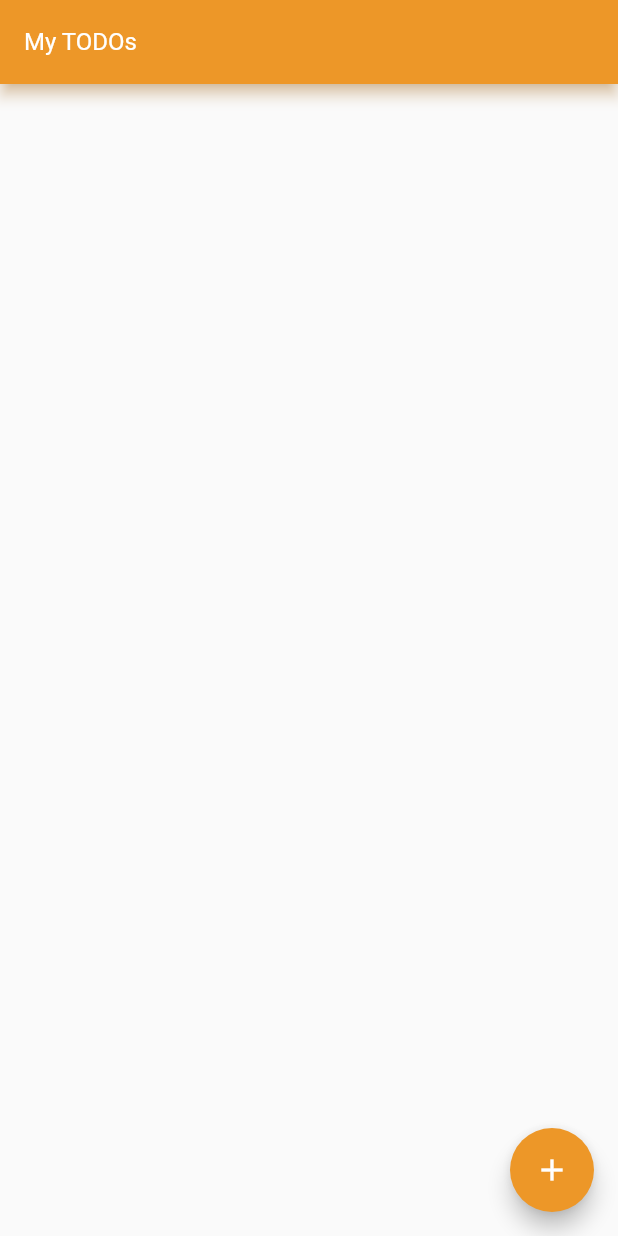
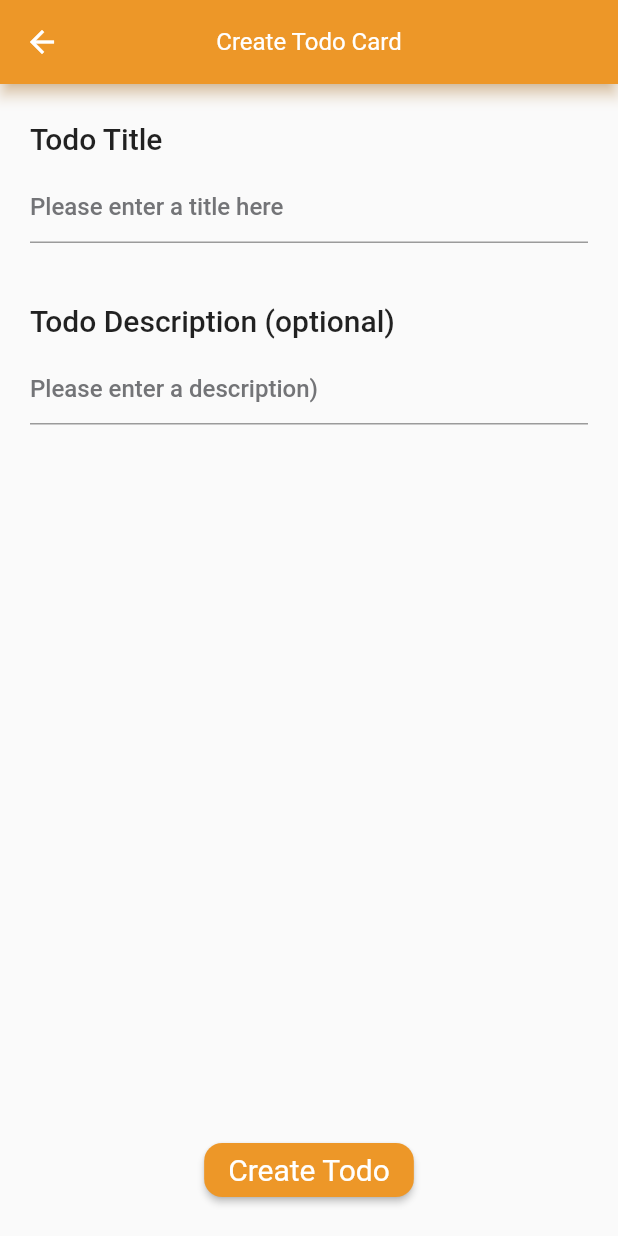
Before and after one commit to dilumdesilva/CLEAN-architecture-demo, a Flutter app: the screen it shows after launch, after a tap on the "add" icon, on a phone screen of 412 x 824 dp. Run offline on Flutter 3.47's test engine with Material 2 defaults, Android fonts, the phone set to English and light mode, and no system bars; our stand-ins replace either_dart, equatable, firebase_core, firebase_database, flutter_bloc, fluttertoast and 2 more; accounts and stored records are empty; generated files the repository leaves out were written again; Roboto replaces fonts that are missing (Montserrat).

Commit message:
Feat: create todo cards (#23)
* feat: create todo cards with hardcoded strings + styles

* chore: remove string

---------

Co-authored-by: Dilum De Silva <dilum@hectre.com>

```diff
--- a/lib/l10n/app_en.arb
+++ b/lib/l10n/app_en.arb
@@ -8,5 +8,7 @@
     "confirm": "Confirm",
     "cancelText": "Cancel",
     "yesText": "Yes",
-    "areYouSureYouWantToDeleteThisTodo": "Are you sure you want to delete this todo?"
+    "areYouSureYouWantToDeleteThisTodo": "Are you sure you want to delete this todo?",
+    "noTodosFoundCreateYourFirstTodo": "No todos found create your first TODO",
+    "somethingWentWrongPleaseTryAgain": "Something went wrong please try again"
 }
--- a/lib/l10n/app_es.arb
+++ b/lib/l10n/app_es.arb
@@ -8,5 +8,7 @@
     "confirm": "Confirm",
     "cancelText": "Cancel",
     "yesText": "Yes",
-    "areYouSureYouWantToDeleteThisTodo": "Are you sure you want to delete this todo?"
+    "areYouSureYouWantToDeleteThisTodo": "Are you sure you want to delete this todo?",
+     "noTodosFoundCreateYourFirstTodo": "No todos found create your first TODO",
+     "somethingWentWrongPleaseTryAgain": "Something went wrong please try again"
 }
--- a/lib/main.dart
+++ b/lib/main.dart
@@ -1,6 +1,6 @@
 import 'package:clean_architecture_demo/app/di.dart';
 import 'package:clean_architecture_demo/presentation/resources/theme_manager.dart';
-import 'package:clean_architecture_demo/presentation/features/todo_cards/todo_cards.screen.dart';
+import 'package:clean_architecture_demo/presentation/features/view_todo_cards/todo_cards.screen.dart';
 import 'package:flutter/material.dart';
 import 'package:firebase_core/firebase_core.dart';
 
--- /dev/null
+++ b/lib/presentation/features/create_todo_cards/create_todo_cards_cubit.dart
@@ -0,0 +1,26 @@
+import 'package:clean_architecture_demo/domain/entity/todo_entity.dart';
+import 'package:clean_architecture_demo/domain/usecase/create_todo_usecase.dart';
+import 'package:clean_architecture_demo/presentation/features/create_todo_cards/create_todo_cards_state.dart';
+import 'package:flutter_bloc/flutter_bloc.dart';
+
+class CreateTodoCardsCubit extends Cubit<CreateTodoCardsState> {
+  CreateTodoCardsCubit({
+    required this.createTodoUseCase,
+  }) : super(const CreateTodoCardIdle());
+
+  final CreateTodoUseCase createTodoUseCase;
+
+  void createTodoCard(String title, String description) async {
+    emit(const CreateTodoCardInProgress());
+
+    TodoEntity todoEntity = TodoEntity('', title, description, false);
+
+    final result = await createTodoUseCase.execute(todoEntity);
+
+    if (result.isRight) {
+      emit(const CreateTodoCardSuccess());
+    } else {
+      emit(CreateTodoCardFailure(failure: result.left));
+    }
+  }
+}
--- /dev/null
+++ b/lib/presentation/features/create_todo_cards/create_todo_cards_screen.dart
@@ -0,0 +1,157 @@
+import 'package:clean_architecture_demo/app/di.dart';
+import 'package:clean_architecture_demo/domain/usecase/create_todo_usecase.dart';
+import 'package:clean_architecture_demo/presentation/features/create_todo_cards/create_todo_cards_cubit.dart';
+import 'package:clean_architecture_demo/presentation/features/create_todo_cards/create_todo_cards_state.dart';
+import 'package:clean_architecture_demo/presentation/features/view_todo_cards/todo_cards.screen.dart';
+import 'package:clean_architecture_demo/presentation/utils/ui_utils.dart';
+import 'package:flutter/material.dart';
+import 'package:flutter_bloc/flutter_bloc.dart';
+import 'package:flutter_gen/gen_l10n/app_localizations.dart';
+
+class CreateTodoCardsScreen extends StatefulWidget {
+  const CreateTodoCardsScreen({
+    Key? key,
+  }) : super(key: key);
+
+  @override
+  State<StatefulWidget> createState() => _CreateTodoCardsScreenState();
+}
+
+class _CreateTodoCardsScreenState extends State<CreateTodoCardsScreen> {
+  late CreateTodoCardsCubit _createTodoCardsCubit;
+  late AppLocalizations l10n;
+
+  final TextEditingController _titleTextController = TextEditingController();
+  final TextEditingController _descriptionTextController =
+      TextEditingController();
+
+  @override
+  void initState() {
+    super.initState();
+    initialise();
+  }
+
+  Future<void> initialise() async {
+    if (mounted) {
+      _createTodoCardsCubit = CreateTodoCardsCubit(
+        createTodoUseCase: getItInstance.get<CreateTodoUseCase>(),
+      );
+    }
+  }
+
+  @override
+  void didChangeDependencies() {
+    l10n = AppLocalizations.of(context)!;
+    super.didChangeDependencies();
+  }
+
+  @override
+  Widget build(BuildContext context) {
+    return Scaffold(
+        appBar: AppBar(
+          centerTitle: true,
+          title: const Text('Create Todo Card'),
+        ),
+        body: BlocProvider(
+            create: (context) => _createTodoCardsCubit,
+            child: BlocConsumer<CreateTodoCardsCubit, CreateTodoCardsState>(
+                listener: (context, state) => {
+                      if (state is CreateTodoCardSuccess)
+                        {_handleTodoCardCreationSuccess()}
+                      else if (state is CreateTodoCardFailure)
+                        {_handleTodoCardCreationFailure()}
+                    },
+                builder: (context, state) {
+                  switch (state.runtimeType) {
+                    case CreateTodoCardIdle:
+                      return _buildBody();
+                    case CreateTodoCardInProgress:
+                      return const Center(
+                        child: CircularProgressIndicator(),
+                      );
+                    case CreateTodoCardSuccess:
+                      return _buildBody();
+                    case CreateTodoCardFailure:
+                      return _buildBody();
+                  }
+
+                  return Center(
+                    child: Text(l10n.somethingWentWrongPleaseTryAgain),
+                  );
+                })));
+  }
+
+  Widget _buildBody() {
+    return Padding(
+      padding: const EdgeInsets.only(
+          top: 25.0, bottom: 20.0, left: 20.0, right: 20.0),
+      child: Column(
+        children: [
+          _textFieldWithTitle(
+              'Todo Title', 'Please enter a title here', _titleTextController),
+          const SizedBox(
+            height: 40,
+          ),
+          _textFieldWithTitle('Todo Description (optional)',
+              'Please enter a description)', _descriptionTextController),
+          Expanded(
+            child: Align(
+              alignment: Alignment.bottomCenter,
+              child: ElevatedButton(
+                onPressed: () {
+                  _createTodoCardsCubit.createTodoCard(
+                      _titleTextController.text,
+                      _descriptionTextController.text);
+                },
+                child:
+                    const Text('Create Todo', style: TextStyle(fontSize: 20)),
+              ),
+            ),
+          )
+        ],
+      ),
+    );
+  }
+
+  Widget _textFieldWithTitle(
+      String title, String hint, TextEditingController controller) {
+    return Column(
+      crossAxisAlignment: CrossAxisAlignment.start,
+      children: [
+        Text(title, style: Theme.of(context).textTheme.titleLarge),
+        const SizedBox(
+          height: 10,
+        ),
+        TextField(
+          controller: controller,
+          style: const TextStyle(fontSize: 16),
+          decoration: InputDecoration(
+            hintText: hint,
+          ),
+        ),
+      ],
+    );
+  }
+
+  void _handleTodoCardCreationSuccess() {
+    showLongToast(
+        'Todo card ${_titleTextController.text} created successfully');
+
+    Navigator.pushAndRemoveUntil(
+        context,
+        MaterialPageRoute(builder: (context) => const TodoCardsScreen()),
+        (Route<dynamic> route) => false);
+  }
+
+  void _handleTodoCardCreationFailure() {
+    showLongToast(
+        'Todo card ${_titleTextController.text} creation failed, please try again!');
+  }
+
+  @override
+  void dispose() {
+    _titleTextController.dispose();
+    _descriptionTextController.dispose();
+    super.dispose();
+  }
+}
--- /dev/null
+++ b/lib/presentation/features/create_todo_cards/create_todo_cards_state.dart
@@ -0,0 +1,25 @@
+import 'package:clean_architecture_demo/data/network/failure.dart';
+
+class CreateTodoCardsState {
+  final bool? isTodoCardCreationSuccess;
+  final Failure? failure;
+
+  const CreateTodoCardsState({this.isTodoCardCreationSuccess, this.failure});
+}
+
+//Create Todo Card
+class CreateTodoCardIdle extends CreateTodoCardsState {
+  const CreateTodoCardIdle();
+}
+
+class CreateTodoCardInProgress extends CreateTodoCardsState {
+  const CreateTodoCardInProgress();
+}
+
+class CreateTodoCardSuccess extends CreateTodoCardsState {
+  const CreateTodoCardSuccess();
+}
+
+class CreateTodoCardFailure extends CreateTodoCardsState {
+  const CreateTodoCardFailure({super.failure});
+}
--- a/lib/presentation/features/todo_cards/todo_cards.screen.dart
+++ b/lib/presentation/features/view_todo_cards/todo_cards.screen.dart
@@ -3,8 +3,9 @@ import 'package:clean_architecture_demo/domain/entity/todo_entity.dart';
 import 'package:clean_architecture_demo/domain/usecase/delete_todo_usecase.dart';
 import 'package:clean_architecture_demo/domain/usecase/get_todos_usecase.dart';
 import 'package:clean_architecture_demo/domain/usecase/pin_todo_usecase.dart';
-import 'package:clean_architecture_demo/presentation/features/todo_cards/todo_cards_state.dart';
-import 'package:clean_architecture_demo/presentation/features/todo_cards/todo_crads_cubit.dart';
+import 'package:clean_architecture_demo/presentation/features/create_todo_cards/create_todo_cards_screen.dart';
+import 'package:clean_architecture_demo/presentation/features/view_todo_cards/todo_cards_state.dart';
+import 'package:clean_architecture_demo/presentation/features/view_todo_cards/todo_crads_cubit.dart';
 import 'package:clean_architecture_demo/presentation/resources/assets_manager.dart';
 import 'package:clean_architecture_demo/presentation/resources/font_manager.dart';
 import 'package:clean_architecture_demo/presentation/resources/values_manager.dart';
@@ -53,6 +54,7 @@ class _TodoCardsScreenState extends State<TodoCardsScreen> {
   Widget build(BuildContext context) {
     return Scaffold(
         appBar: AppBar(
+          centerTitle: true,
           title: Text(l10n.myTodos),
         ),
         body: BlocProvider(
@@ -85,33 +87,24 @@ class _TodoCardsScreenState extends State<TodoCardsScreen> {
                   );
               }
 
-              return Container(
-                child: const Text('it comes here'),
+              return Center(
+                child: Text(l10n.somethingWentWrongPleaseTryAgain),
               );
             })),
         floatingActionButton: FloatingActionButton(
             onPressed: () {
-              //TODO: build the navigation to next screen
+              //TODO: move to a router constants
+              final createTodoCardsScreenRoute = MaterialPageRoute(
+                  builder: (context) => const CreateTodoCardsScreen());
+              Navigator.push(context, createTodoCardsScreenRoute);
             },
             child: const Icon(Icons.add)));
   }
 
-  Widget _buildCalendarAppBarButton() {
-    return Padding(
-      padding: const EdgeInsets.all(AppPadding.p20),
-      child: InkWell(
-        onTap: () => {
-          //TODO: navigate to calendar screen
-        },
-        child: const Icon(
-          Icons.calendar_month,
-        ),
-      ),
-    );
-  }
-
   Widget _buildBody(List<TodoEntity> todoCards) {
-    return LayoutBuilder(builder: (context, dimens) {
+    return todoCards.isEmpty
+        ? _buildTodoCardsBodyWhenNoTodos()
+        : LayoutBuilder(builder: (context, dimens) {
             return ListView.builder(
               itemCount: todoCards.length,
               itemBuilder: (context, index) {
@@ -119,6 +112,17 @@ class _TodoCardsScreenState extends State<TodoCardsScreen> {
               },
             );
           });
+  }
+
+  Widget _buildTodoCardsBodyWhenNoTodos() {
+    return Center(
+      child: Column(
+        children: [
+          const Icon(Icons.error, size: AppSize.s50, color: Colors.grey),
+          Text(l10n.noTodosFoundCreateYourFirstTodo),
+        ],
+      ),
+    );
   }
 
   //TODO: extract out as a widget TodoCard
@@ -161,7 +165,6 @@ class _TodoCardsScreenState extends State<TodoCardsScreen> {
                     ImageIcon(
                       AssetImage(AssetsManager.icons.pinIcon),
                       color: Colors.white,
-                      //TODO: change the colour based on pinned or not
                       size: AppSize.s20,
                     ),
                     Padding(
@@ -237,8 +240,7 @@ class _TodoCardsScreenState extends State<TodoCardsScreen> {
                     visible: todoCard.isPinned,
                     child: ImageIcon(
                       AssetImage(AssetsManager.icons.pinIcon),
-                      color: Colors
-                          .red,
+                      color: Colors.red,
                       size: AppSize.s20,
                     ),
                   ),
--- a/lib/presentation/features/todo_cards/todo_crads_cubit.dart
+++ b/lib/presentation/features/view_todo_cards/todo_crads_cubit.dart
@@ -2,7 +2,7 @@ import 'package:clean_architecture_demo/domain/entity/todo_entity.dart';
 import 'package:clean_architecture_demo/domain/usecase/delete_todo_usecase.dart';
 import 'package:clean_architecture_demo/domain/usecase/get_todos_usecase.dart';
 import 'package:clean_architecture_demo/domain/usecase/pin_todo_usecase.dart';
-import 'package:clean_architecture_demo/presentation/features/todo_cards/todo_cards_state.dart';
+import 'package:clean_architecture_demo/presentation/features/view_todo_cards/todo_cards_state.dart';
 import 'package:clean_architecture_demo/presentation/utils/todo_utils.dart';
 import 'package:flutter_bloc/flutter_bloc.dart';
 
--- a/lib/presentation/resources/theme_manager.dart
+++ b/lib/presentation/resources/theme_manager.dart
@@ -48,7 +48,7 @@ ThemeData getApplicationTheme() {
     elevatedButtonTheme: ElevatedButtonThemeData(
         style: ElevatedButton.styleFrom(
             textStyle: getRegularStyle(color: ColorManager.white),
-            backgroundColor: ColorManager.grey,
+            backgroundColor: ColorManager.primary,
             shape: RoundedRectangleBorder(
                 borderRadius: BorderRadius.circular(AppSize.s12)))),
 
```
Also changed, not shown: lib/presentation/features/view_todo_cards/todo_cards_state.dart (renamed from lib/presentation/features/todo_cards/todo_cards_state.dart). Lines whose indentation alone changed are shown as unchanged.
